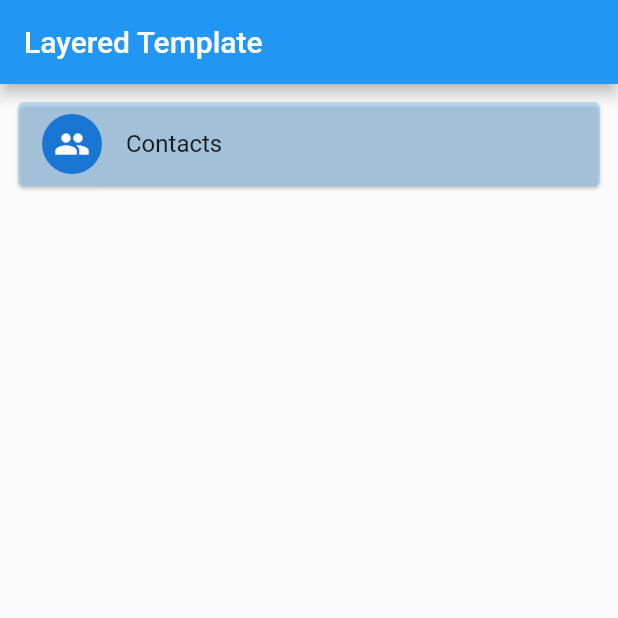
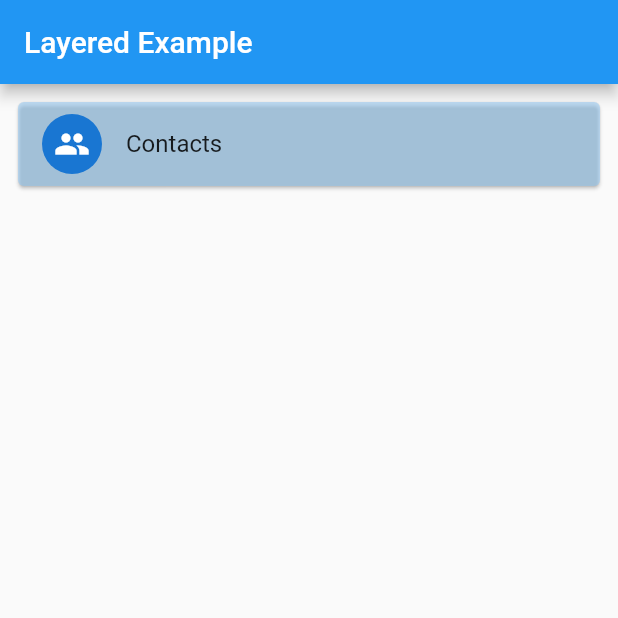
Before and after one commit to cc-nogueira/flutter_layered_template, a Flutter app: the screen it shows after launch, on a phone screen of 412 x 824 dp, the top half of it. Run offline on Flutter 3.47's test engine with Material 2 defaults, Android fonts, the phone set to English and light mode, and no system bars; our stand-ins replace faker, flutter_riverpod, freezed_annotation, riverpod; generated files the repository leaves out were written again.

Commit message:
Fix comments: replace TemplateApp with ExampleApp.

```diff
--- a/packages/_di_layer/lib/src/layer/di_layer.dart
+++ b/packages/_di_layer/lib/src/layer/di_layer.dart
@@ -20,7 +20,7 @@ import 'package:riverpod/riverpod.dart';
 ///           builder: (_, ref, __) => ref.watch(_appProvider).when(
 ///                 loading: () => const Center(child: CircularProgressIndicator()),
 ///                 data: (app) => app,
-///                 error: (error, _) => TemplateApp.error(error),
+///                 error: (error, _) => ExampleApp.error(error),
 ///               ),
 ///         ),
 ///       ),
@@ -29,7 +29,7 @@ import 'package:riverpod/riverpod.dart';
 /// final _appProvider = FutureProvider.autoDispose<Widget>((ref) async {
 ///   final diLayer = ref.watch(diLayerProvider);
 ///   await diLayer.init();
-///   return const TemplateApp();
+///   return const ExampleApp();
 /// });
 ///
 /// The DILayer instance should be accessed through diLayerProvider.
--- a/packages/_presentation_layer/lib/src/app/example_app.dart
+++ b/packages/_presentation_layer/lib/src/app/example_app.dart
@@ -3,9 +3,9 @@ import 'package:flutter/material.dart';
 import '../common/page/message_page.dart';
 import '../routes/routes.dart';
 
-/// Template App is this application MaterialApp.
+/// Example App is this application MaterialApp.
 ///
-/// Besides the regular constructor there is TemplateApp.error constructor to
+/// Besides the regular constructor there is ExampleApp.error constructor to
 /// handle initialization errors.
 class ExampleApp extends StatelessWidget {
   const ExampleApp({Key? key})
@@ -22,7 +22,7 @@ class ExampleApp extends StatelessWidget {
 
   Widget get _app => MaterialApp(
         debugShowCheckedModeBanner: false,
-        title: 'Layered Template',
+        title: 'Layered Example',
         theme: ThemeData(primarySwatch: Colors.blue),
         onGenerateRoute: _routes.onGenerateRoute,
         initialRoute: Routes.home,
@@ -30,7 +30,7 @@ class ExampleApp extends StatelessWidget {
 
   Widget get _errorApp => MaterialApp(
         debugShowCheckedModeBanner: false,
-        title: 'Layered Template',
+        title: 'Layered Example',
         theme: ThemeData(primarySwatch: Colors.blue),
         home: MessagePage(title: 'Error', message: error!.toString()),
       );
--- a/packages/_presentation_layer/lib/src/feature/home/home_page.dart
+++ b/packages/_presentation_layer/lib/src/feature/home/home_page.dart
@@ -11,7 +11,7 @@ class HomePage extends StatelessWidget {
   @override
   Widget build(BuildContext context) {
     return Scaffold(
-      appBar: AppBar(title: const Text('Layered Template')),
+      appBar: AppBar(title: const Text('Layered Example')),
       body: Padding(
         padding: const EdgeInsets.all(8.0),
         child: ListView(
```
